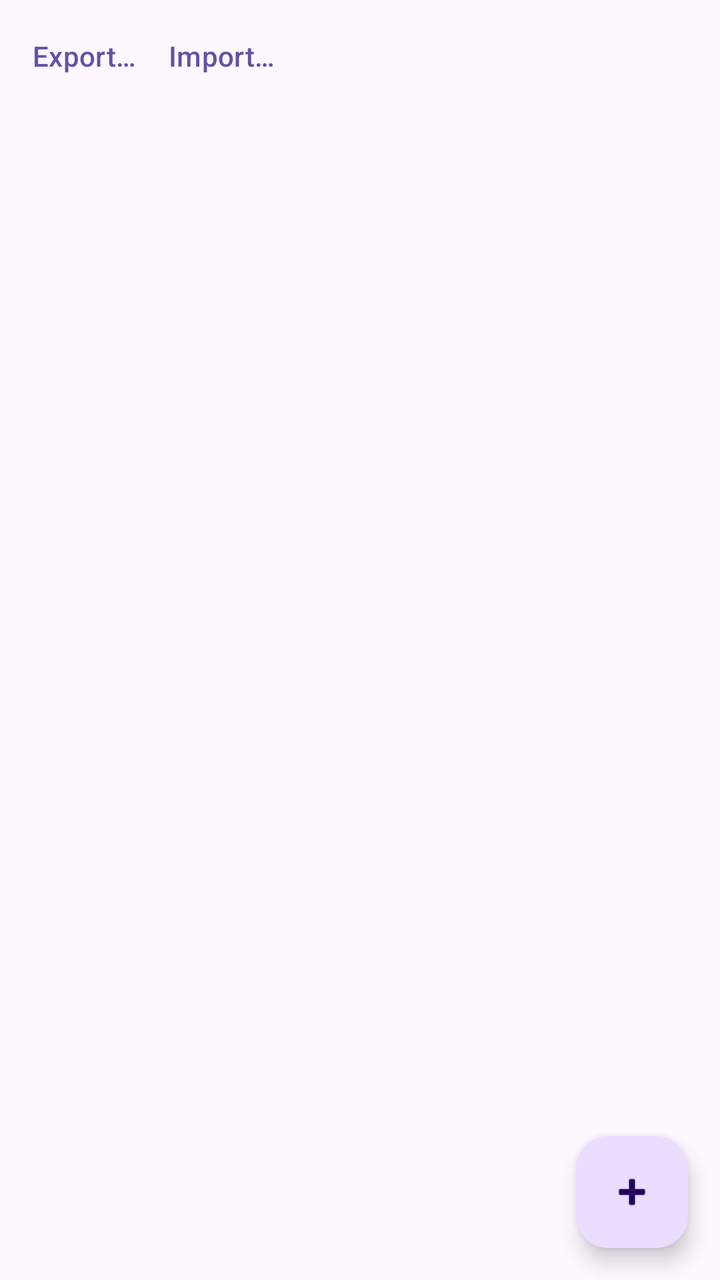
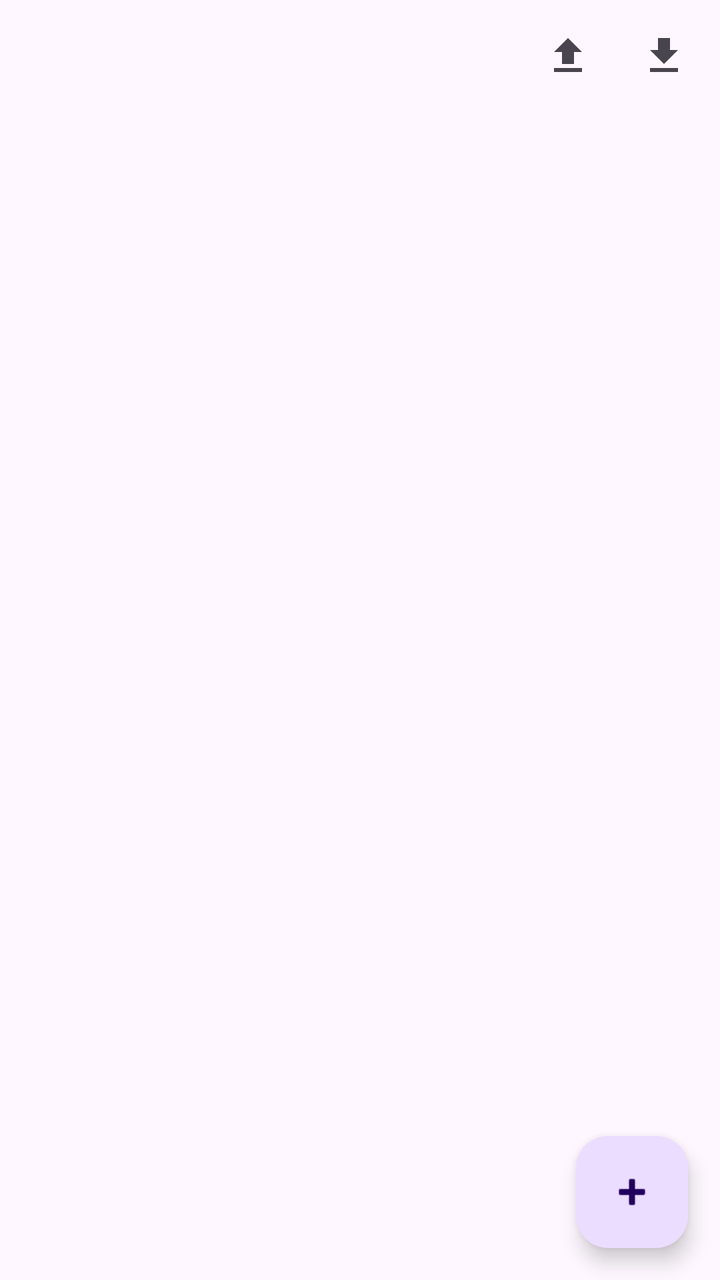

An Android layout rendered at two revisions. The XML below is the earlier revision; the diff shows what the commit changed to produce the second picture.
<!-- AndroidManifest.xml: application theme Theme.FfNotifyImporter -->
<!-- res/layout/fragment_rules_list.xml -->
<?xml version="1.0" encoding="utf-8"?>
<androidx.coordinatorlayout.widget.CoordinatorLayout xmlns:android="http://schemas.android.com/apk/res/android"
    xmlns:app="http://schemas.android.com/apk/res-auto"
    android:layout_width="match_parent"
    android:layout_height="match_parent">

    <LinearLayout
        android:layout_width="match_parent"
        android:layout_height="match_parent"
        android:orientation="vertical">

        <LinearLayout
            android:layout_width="match_parent"
            android:layout_height="wrap_content"
            android:gravity="start|center_vertical"
            android:orientation="horizontal"
            android:paddingStart="12dp"
            android:paddingTop="4dp"
            android:paddingEnd="12dp">

            <Button
                android:id="@+id/exportRulesButton"
                style="?attr/borderlessButtonStyle"
                android:layout_width="wrap_content"
                android:layout_height="wrap_content"
                android:minWidth="0dp"
                android:paddingStart="4dp"
                android:paddingEnd="12dp"
                android:text="@string/rules_export" />

            <Button
                android:id="@+id/importRulesButton"
                style="?attr/borderlessButtonStyle"
                android:layout_width="wrap_content"
                android:layout_height="wrap_content"
                android:minWidth="0dp"
                android:paddingStart="4dp"
                android:paddingEnd="0dp"
                android:text="@string/rules_import" />

        </LinearLayout>

        <androidx.recyclerview.widget.RecyclerView
            android:id="@+id/rulesRecyclerView"
            android:layout_width="match_parent"
            android:layout_height="0dp"
            android:layout_weight="1" />

    </LinearLayout>

    <TextView
        android:id="@+id/rulesEmptyText"
        android:layout_width="match_parent"
        android:layout_height="wrap_content"
        android:layout_gravity="center"
        android:gravity="center"
        android:padding="24dp"
        android:text="@string/rules_empty"
        android:visibility="gone" />

    <com.google.android.material.floatingactionbutton.FloatingActionButton
        android:id="@+id/addRuleButton"
        android:layout_width="wrap_content"
        android:layout_height="wrap_content"
        android:layout_gravity="bottom|end"
        android:layout_margin="16dp"
        android:contentDescription="@string/rules_add"
        android:src="@android:drawable/ic_input_add" />

</androidx.coordinatorlayout.widget.CoordinatorLayout>
<!-- resources referenced by this layout -->
<resources>
  <string name="rules_add">Add rule</string>
  <string name="rules_empty">No rules yet. Tap + to add one.</string>
  <string name="rules_export">Export…</string>
  <string name="rules_import">Import…</string>
  <style name="Theme.FfNotifyImporter" parent="Theme.Material3.DayNight.NoActionBar" />
</resources>

<!-- the commit's change to res/layout/fragment_rules_list.xml (unified diff, before → after) -->
@@ -12,31 +12,26 @@
         <LinearLayout
             android:layout_width="match_parent"
             android:layout_height="wrap_content"
-            android:gravity="start|center_vertical"
+            android:gravity="end|center_vertical"
             android:orientation="horizontal"
-            android:paddingStart="12dp"
             android:paddingTop="4dp"
-            android:paddingEnd="12dp">
+            android:paddingEnd="4dp">
 
-            <Button
+            <ImageButton
                 android:id="@+id/exportRulesButton"
-                style="?attr/borderlessButtonStyle"
-                android:layout_width="wrap_content"
-                android:layout_height="wrap_content"
-                android:minWidth="0dp"
-                android:paddingStart="4dp"
-                android:paddingEnd="12dp"
-                android:text="@string/rules_export" />
+                android:layout_width="48dp"
+                android:layout_height="48dp"
+                android:background="?attr/selectableItemBackgroundBorderless"
+                android:contentDescription="@string/rules_export"
+                android:src="@drawable/ic_export" />
 
-            <Button
+            <ImageButton
                 android:id="@+id/importRulesButton"
-                style="?attr/borderlessButtonStyle"
-                android:layout_width="wrap_content"
-                android:layout_height="wrap_content"
-                android:minWidth="0dp"
-                android:paddingStart="4dp"
-                android:paddingEnd="0dp"
-                android:text="@string/rules_import" />
+                android:layout_width="48dp"
+                android:layout_height="48dp"
+                android:background="?attr/selectableItemBackgroundBorderless"
+                android:contentDescription="@string/rules_import"
+                android:src="@drawable/ic_import" />
 
         </LinearLayout>
 
<!-- resource entries referenced after the edit -->
@@ -1,9 +1,33 @@
 <!-- resources referenced by this layout -->
 <resources>
+  <!-- drawable ic_export (drawable) -->
+  <?xml version="1.0" encoding="utf-8"?>
+  <vector xmlns:android="http://schemas.android.com/apk/res/android"
+      android:width="24dp"
+      android:height="24dp"
+      android:viewportWidth="24"
+      android:viewportHeight="24"
+      android:tint="?attr/colorOnSurfaceVariant">
+      <path
+          android:fillColor="#FF000000"
+          android:pathData="M9,16h6v-6h4l-7,-7l-7,7h4v6zM5,18h14v2H5z" />
+  </vector>
+  <!-- drawable ic_import (drawable) -->
+  <?xml version="1.0" encoding="utf-8"?>
+  <vector xmlns:android="http://schemas.android.com/apk/res/android"
+      android:width="24dp"
+      android:height="24dp"
+      android:viewportWidth="24"
+      android:viewportHeight="24"
+      android:tint="?attr/colorOnSurfaceVariant">
+      <path
+          android:fillColor="#FF000000"
+          android:pathData="M19,9h-4V3H9v6H5l7,7l7,-7zM5,18v2h14v-2H5z" />
+  </vector>
   <string name="rules_add">Add rule</string>
   <string name="rules_empty">No rules yet. Tap + to add one.</string>
-  <string name="rules_export">Export…</string>
-  <string name="rules_import">Import…</string>
+  <string name="rules_export">Export rules</string>
+  <string name="rules_import">Import rules</string>
   <style name="Theme.FfNotifyImporter" parent="Theme.Material3.DayNight.NoActionBar" />
 </resources>
 
